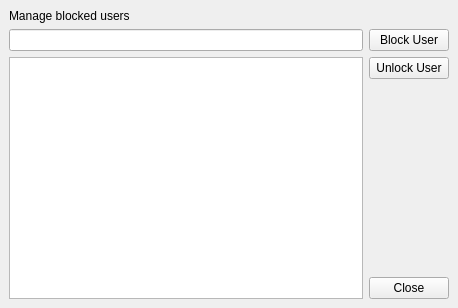
tkrotoff/WengoPhone, file wengophone/src/presentation/qt/config/ManageBlockedUsersSettings.ui: the form before one commit.
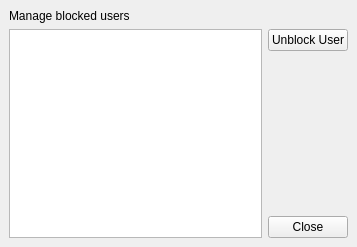
The form after the commit.

```diff
--- a/wengophone/src/presentation/qt/config/ManageBlockedUsersSettings.ui
+++ b/wengophone/src/presentation/qt/config/ManageBlockedUsersSettings.ui
@@ -8,8 +8,8 @@
    <rect>
     <x>0</x>
     <y>0</y>
-    <width>458</width>
-    <height>308</height>
+    <width>357</width>
+    <height>247</height>
    </rect>
   </property>
   <property name="windowTitle" >
@@ -22,6 +22,9 @@
    <property name="spacing" >
     <number>6</number>
    </property>
+   <item row="1" column="0" >
+    <widget class="QListView" name="listView" />
+   </item>
    <item row="1" column="1" >
     <layout class="QVBoxLayout" >
      <property name="margin" >
@@ -33,14 +36,7 @@
      <item>
       <widget class="QPushButton" name="pushButton" >
        <property name="text" >
-        <string>Block User</string>
-       </property>
-      </widget>
-     </item>
-     <item>
-      <widget class="QPushButton" name="pushButton_2" >
-       <property name="text" >
-        <string>Unlock User</string>
+        <string>Unblock User</string>
        </property>
       </widget>
      </item>
@@ -66,24 +62,8 @@
      </item>
     </layout>
    </item>
-   <item row="1" column="0" >
-    <layout class="QGridLayout" >
-     <property name="margin" >
-      <number>0</number>
-     </property>
-     <property name="spacing" >
-      <number>6</number>
-     </property>
-     <item row="1" column="0" >
-      <widget class="QListView" name="listView" />
-     </item>
-     <item row="0" column="0" >
-      <widget class="QLineEdit" name="lineEdit" />
-     </item>
-    </layout>
-   </item>
    <item row="0" column="0" >
-    <widget class="QLabel" name="label" >
+    <widget class="QLabel" name="" >
      <property name="text" >
       <string>Manage blocked users</string>
      </property>
```
Left out of the diff: 16 changed lines with no effect on the pictures.
